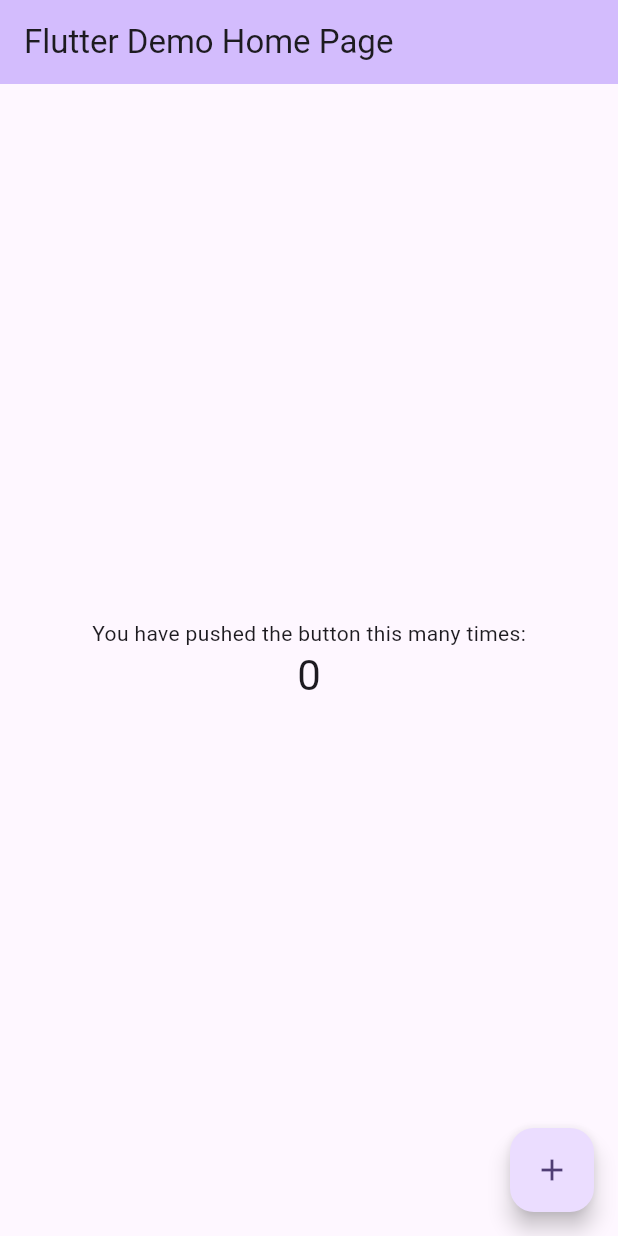
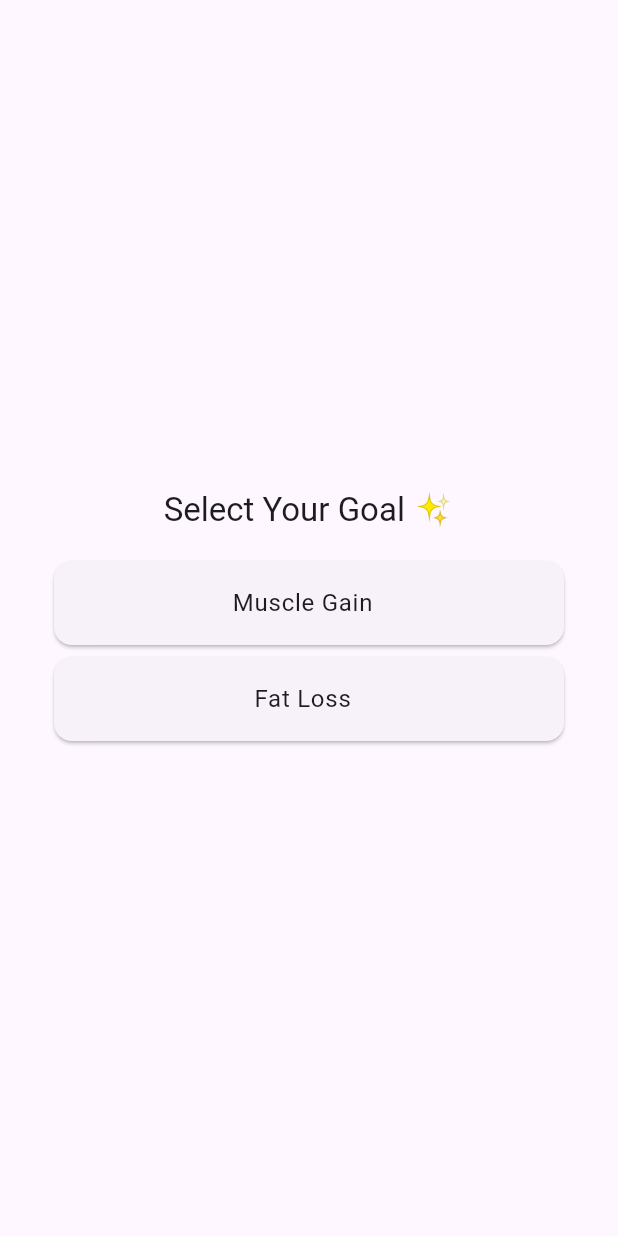
Before and after one commit to AnkitSuda/idt_flutter, a Flutter app: the screen it shows after launch, on a phone screen of 412 x 824 dp. Run offline on Flutter 3.47's test engine with Material 3 defaults, Android fonts, the phone set to English and light mode, and no system bars; our stand-ins replace bloc, camera, flutter_bloc, freezed_annotation, go_router, heroicons; generated files the repository leaves out were written again.

Commit message:
Some changes

```diff
--- /dev/null
+++ b/l10n.yaml
@@ -0,0 +1,3 @@
+arb-dir: lib/l10n
+template-arb-file: app_en.arb
+output-localization-file: app_localizations.dart
--- /dev/null
+++ b/lib/data/enum/goal.dart
@@ -0,0 +1,4 @@
+enum Goal {
+  muscleGain,
+  fatLoss,
+}
--- /dev/null
+++ b/lib/l10n/app_en.arb
@@ -0,0 +1,9 @@
+{
+  "selectYourGoal": "Select Your Goal ✨",
+  "fatLoss": "Fat Loss",
+  "muscleGain": "Muscle Gain",
+  "yourGoal": "Your Goal",
+  "scan": "Scan",
+  "demo": "Demo",
+  "showDemoProducts": "Show Demo Products"
+}
--- a/lib/main.dart
+++ b/lib/main.dart
@@ -1,125 +1,49 @@
 import 'package:flutter/material.dart';
+import 'package:flutter_gen/gen_l10n/app_localizations.dart';
+import 'package:flutter_localizations/flutter_localizations.dart';
+import "package:flutter_bloc/flutter_bloc.dart";
+
+import 'main_cubit/main_cubit.dart';
+import 'navigation/routes.dart';
 
 void main() {
   runApp(const MyApp());
 }
 
-class MyApp extends StatelessWidget {
+class MyApp extends StatefulWidget {
   const MyApp({super.key});
+
+  @override
+  State<MyApp> createState() => _MyAppState();
+}
+
+class _MyAppState extends State<MyApp> {
+  final _router = goRouter();
 
   // This widget is the root of your application.
   @override
   Widget build(BuildContext context) {
-    return MaterialApp(
-      title: 'Flutter Demo',
-      theme: ThemeData(
-        // This is the theme of your application.
-        //
-        // TRY THIS: Try running your application with "flutter run". You'll see
-        // the application has a purple toolbar. Then, without quitting the app,
-        // try changing the seedColor in the colorScheme below to Colors.green
-        // and then invoke "hot reload" (save your changes or press the "hot
-        // reload" button in a Flutter-supported IDE, or press "r" if you used
-        // the command line to start the app).
-        //
-        // Notice that the counter didn't reset back to zero; the application
-        // state is not lost during the reload. To reset the state, use hot
-        // restart instead.
-        //
-        // This works for code too, not just values: Most code changes can be
-        // tested with just a hot reload.
-        colorScheme: ColorScheme.fromSeed(seedColor: Colors.deepPurple),
-        useMaterial3: true,
+    return MaterialApp.router(
+      builder: (context, child) => BlocProvider(
+        create: (BuildContext context) {
+          return MainCubit();
+        },
+        child: SizedBox.expand(child: child),
       ),
-      home: const MyHomePage(title: 'Flutter Demo Home Page'),
+      title: "IDT",
+      debugShowCheckedModeBanner: false,
+      routeInformationParser: _router.routeInformationParser,
+      routeInformationProvider: _router.routeInformationProvider,
+      routerDelegate: _router.routerDelegate,
+      localizationsDelegates: const [
+        AppLocalizations.delegate,
+        GlobalMaterialLocalizations.delegate,
+        GlobalWidgetsLocalizations.delegate,
+        GlobalCupertinoLocalizations.delegate,
+      ],
+      supportedLocales: const [
+        Locale('en'), // English
+      ],
     );
   }
 }
-
-class MyHomePage extends StatefulWidget {
-  const MyHomePage({super.key, required this.title});
-
-  // This widget is the home page of your application. It is stateful, meaning
-  // that it has a State object (defined below) that contains fields that affect
-  // how it looks.
-
-  // This class is the configuration for the state. It holds the values (in this
-  // case the title) provided by the parent (in this case the App widget) and
-  // used by the build method of the State. Fields in a Widget subclass are
-  // always marked "final".
-
-  final String title;
-
-  @override
-  State<MyHomePage> createState() => _MyHomePageState();
-}
-
-class _MyHomePageState extends State<MyHomePage> {
-  int _counter = 0;
-
-  void _incrementCounter() {
-    setState(() {
-      // This call to setState tells the Flutter framework that something has
-      // changed in this State, which causes it to rerun the build method below
-      // so that the display can reflect the updated values. If we changed
-      // _counter without calling setState(), then the build method would not be
-      // called again, and so nothing would appear to happen.
-      _counter++;
-    });
-  }
-
-  @override
-  Widget build(BuildContext context) {
-    // This method is rerun every time setState is called, for instance as done
-    // by the _incrementCounter method above.
-    //
-    // The Flutter framework has been optimized to make rerunning build methods
-    // fast, so that you can just rebuild anything that needs updating rather
-    // than having to individually change instances of widgets.
-    return Scaffold(
-      appBar: AppBar(
-        // TRY THIS: Try changing the color here to a specific color (to
-        // Colors.amber, perhaps?) and trigger a hot reload to see the AppBar
-        // change color while the other colors stay the same.
-        backgroundColor: Theme.of(context).colorScheme.inversePrimary,
-        // Here we take the value from the MyHomePage object that was created by
-        // the App.build method, and use it to set our appbar title.
-        title: Text(widget.title),
-      ),
-      body: Center(
-        // Center is a layout widget. It takes a single child and positions it
-        // in the middle of the parent.
-        child: Column(
-          // Column is also a layout widget. It takes a list of children and
-          // arranges them vertically. By default, it sizes itself to fit its
-          // children horizontally, and tries to be as tall as its parent.
-          //
-          // Column has various properties to control how it sizes itself and
-          // how it positions its children. Here we use mainAxisAlignment to
-          // center the children vertically; the main axis here is the vertical
-          // axis because Columns are vertical (the cross axis would be
-          // horizontal).
-          //
-          // TRY THIS: Invoke "debug painting" (choose the "Toggle Debug Paint"
-          // action in the IDE, or press "p" in the console), to see the
-          // wireframe for each widget.
-          mainAxisAlignment: MainAxisAlignment.center,
-          children: <Widget>[
-            const Text(
-              'You have pushed the button this many times:',
-            ),
-            Text(
-              '$_counter',
-              style: Theme.of(context).textTheme.headlineMedium,
-            ),
-          ],
-        ),
-      ),
-      floatingActionButton: FloatingActionButton(
-        onPressed: _incrementCounter,
-        tooltip: 'Increment',
-        child: const Icon(Icons.add),
-      ), // This trailing comma makes auto-formatting nicer for build methods.
-    );
-  }
-}
--- /dev/null
+++ b/lib/main_cubit/main_cubit.dart
@@ -0,0 +1,20 @@
+import 'package:bloc/bloc.dart';
+import 'package:freezed_annotation/freezed_annotation.dart';
+import 'package:idt_flutter/data/enum/goal.dart';
+
+part "main_cubit.freezed.dart";
+
+part "main_state.dart";
+
+class MainCubit extends Cubit<MainState> {
+  MainCubit()
+      : super(
+          const MainState(
+            goal: Goal.fatLoss,
+          ),
+        );
+
+  void setGoal(Goal goal) {
+    emit(state.copyWith(goal: goal));
+  }
+}
--- /dev/null
+++ b/lib/main_cubit/main_state.dart
@@ -0,0 +1,8 @@
+part of 'main_cubit.dart';
+
+@freezed
+class MainState with _$MainState {
+  const factory MainState({
+    required Goal goal,
+  }) = _MainState;
+}
--- /dev/null
+++ b/lib/navigation/routes.dart
@@ -0,0 +1,56 @@
+import "package:flutter/foundation.dart";
+import "package:flutter/material.dart";
+import "package:idt_flutter/screens/goal_selector/goal_selector_screen.dart";
+import "package:idt_flutter/screens/landing/landing_screen.dart";
+import "package:go_router/go_router.dart";
+import "package:idt_flutter/screens/scan/scan_screen.dart";
+
+const paramId = "id";
+const paramItemId = "itemId";
+const paramItemType = "itemType";
+const paramUrl = "url";
+const paramIsSolution = "isSolution";
+const paramRefresh = "refresh";
+const paramCourseId = "courseId";
+const paramNotebookId = "notebookId";
+const paramQuizId = "quizId";
+const paramResultId = "resultId";
+const paramColorScheme = "colorScheme";
+const paramIndex = "index";
+
+const landingName = "landing";
+const landingPath = "/$landingName";
+
+const goalSelectorName = "goal-selector";
+const goalSelectorPath = "/$goalSelectorName";
+
+const scanName = "scan";
+const scanPath = "/$scanName";
+
+GoRouter goRouter() {
+  return GoRouter(
+    initialLocation: goalSelectorPath,
+    errorBuilder: (context, state) => Center(
+      child: Text(state.error.toString()),
+    ),
+    restorationScopeId: "app",
+    debugLogDiagnostics: kDebugMode,
+    routes: [
+      GoRoute(
+        name: goalSelectorName,
+        path: goalSelectorPath,
+        builder: (context, state) => const GoalSelectorScreen(),
+      ),
+      GoRoute(
+        name: landingName,
+        path: landingPath,
+        builder: (context, state) => const LandingScreen(),
+      ),
+      GoRoute(
+        name: scanName,
+        path: scanPath,
+        builder: (context, state) => const ScanScreen(),
+      ),
+    ],
+  );
+}
--- /dev/null
+++ b/lib/screens/goal_selector/goal_selector_screen.dart
@@ -0,0 +1,42 @@
+import 'package:flutter/material.dart';
+import 'package:flutter_bloc/flutter_bloc.dart';
+import 'package:flutter_gen/gen_l10n/app_localizations.dart';
+import 'package:go_router/go_router.dart';
+import 'package:idt_flutter/data/enum/goal.dart';
+import 'package:idt_flutter/main_cubit/main_cubit.dart';
+import 'package:idt_flutter/navigation/routes.dart';
+import 'package:idt_flutter/widgets/goal_list_item.dart';
+
+class GoalSelectorScreen extends StatelessWidget {
+  const GoalSelectorScreen({super.key});
+
+  @override
+  Widget build(BuildContext context) {
+    return Scaffold(
+      body: Center(
+        child: Padding(
+          padding: const EdgeInsets.all(32),
+          child: Column(
+            mainAxisSize: MainAxisSize.min,
+            children: [
+              Text(
+                AppLocalizations.of(context)!.selectYourGoal,
+                style: Theme.of(context).textTheme.titleLarge,
+              ),
+              const SizedBox(height: 16),
+              ...Goal.values.map(
+                (goal) => GoalListItem(
+                  goal: goal,
+                  onClick: () {
+                    context.read<MainCubit>().setGoal(goal);
+                    context.push(landingPath);
+                  },
+                ),
+              ),
+            ],
+          ),
+        ),
+      ),
+    );
+  }
+}
--- /dev/null
+++ b/lib/widgets/camera_preview_widget.dart
@@ -0,0 +1,59 @@
+import 'package:camera/camera.dart';
+import 'package:flutter/material.dart';
+
+class CameraPreviewWidget extends StatefulWidget {
+  const CameraPreviewWidget({super.key});
+
+  @override
+  State<CameraPreviewWidget> createState() => _CameraPreviewWidgetState();
+}
+
+class _CameraPreviewWidgetState extends State<CameraPreviewWidget> {
+  List<CameraDescription>? _cameras;
+  CameraController? controller;
+
+  void _setup() async {
+    _cameras = await availableCameras();
+    controller = CameraController(_cameras![0], ResolutionPreset.max);
+    controller?.initialize().then((_) {
+      if (!mounted) {
+        return;
+      }
+      setState(() {});
+    }).catchError((Object e) {
+      if (e is CameraException) {
+        switch (e.code) {
+          case 'CameraAccessDenied':
+            // Handle access errors here.
+            break;
+          default:
+            // Handle other errors here.
+            break;
+        }
+      }
+    });
+  }
+
+  @override
+  void initState() {
+    super.initState();
+    _setup();
+  }
+
+  @override
+  void dispose() {
+    controller?.dispose();
+    super.dispose();
+  }
+
+  @override
+  Widget build(BuildContext context) {
+    if (controller?.value.isInitialized != true) {
+      return Container();
+    }
+
+    return MaterialApp(
+      home: CameraPreview(controller!),
+    );
+  }
+}
--- /dev/null
+++ b/lib/widgets/goal_list_item.dart
@@ -0,0 +1,30 @@
+import 'package:flutter/material.dart';
+import 'package:idt_flutter/data/enum/goal.dart';
+import 'package:flutter_gen/gen_l10n/app_localizations.dart';
+
+class GoalListItem extends StatelessWidget {
+  final Goal goal;
+  final VoidCallback? onClick;
+
+  const GoalListItem({
+    super.key,
+    required this.goal, required this.onClick,
+  });
+
+  @override
+  Widget build(BuildContext context) {
+    return Card(
+      clipBehavior: Clip.antiAlias,
+      child: ListTile(
+        title: Text(
+          goal == Goal.fatLoss
+              ? AppLocalizations.of(context)!.fatLoss
+              : AppLocalizations.of(context)!.muscleGain,
+          textAlign: TextAlign.center,
+          style: Theme.of(context).textTheme.bodyLarge,
+        ),
+        onTap: onClick,
+      ),
+    );
+  }
+}
```
Also changed, not shown: lib/screens/landing/landing_screen.dart (added, +46 -0 lines), lib/screens/scan/scan_screen.dart (added, +32 -0 lines), lib/spaces.dart (added, +35 -0 lines), pubspec.yaml (+6 -1 lines), lib/main_cubit/main_cubit.freezed.dart (added), pubspec.lock.
